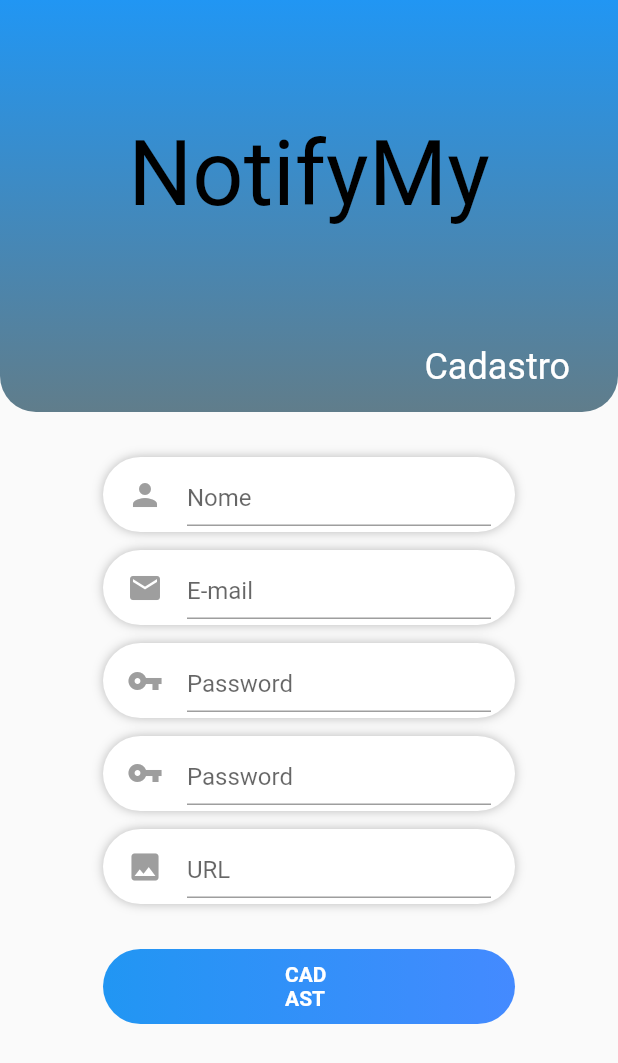
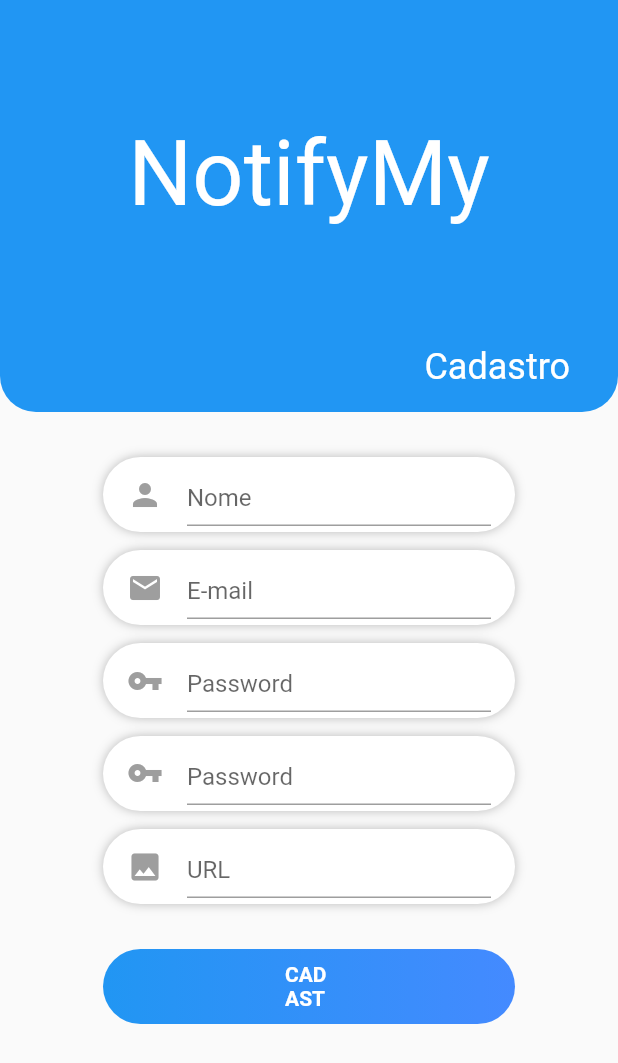
Before and after one commit to BrunoPeron/notifyMe, a Flutter app: the screen it shows after launch, after a tap on "CADASTRO", on a phone screen of 412 x 824 dp. Shown: the top 1063 px of the screen. Run offline on Flutter 3.47's test engine with Material 2 defaults, Android fonts, the phone set to English and light mode, and no system bars; our stand-ins replace sqflite; missing offline and left inert: flutter_search_bar; accounts and stored records are empty.

Commit message:
cadastro de usuario

```diff
--- a/lib/cadastro.dart
+++ b/lib/cadastro.dart
@@ -28,13 +28,7 @@ class _CadastroState extends State<Cadastro> {
               width: MediaQuery.of(context).size.width,
               height: MediaQuery.of(context).size.height / 3,
               decoration: BoxDecoration(
-                gradient: LinearGradient(
-                    begin: Alignment.topCenter,
-                    end: Alignment.bottomCenter,
-                    colors: [
-                      Colors.blue,
-                      Colors.blueGrey,
-                    ]),
+                color: Colors.blue,
                 borderRadius: BorderRadius.only(
                   bottomLeft: Radius.circular(24),
                   bottomRight: Radius.circular(24),
@@ -48,7 +42,7 @@ class _CadastroState extends State<Cadastro> {
                     alignment: Alignment.center,
                     child: Text(
                       "NotifyMy",
-                      style: TextStyle(color: Colors.black, fontSize: 60),
+                      style: TextStyle(color: Colors.white, fontSize: 60),
                     ),
                   ),
                   Spacer(),
--- a/lib/login.dart
+++ b/lib/login.dart
@@ -3,6 +3,8 @@ import 'package:flutter/material.dart';
 import 'package:flutter/services.dart';
 import 'package:projeto_app/cabecalho.dart';
 import 'package:projeto_app/cadastro.dart';
+
+import 'cabecalho_cat.dart';
 
 class LoginPage extends StatefulWidget {
   State<StatefulWidget> createState() {
@@ -29,13 +31,7 @@ class _LoginPageState extends State<LoginPage> {
               width: MediaQuery.of(context).size.width,
               height: MediaQuery.of(context).size.height / 3,
               decoration: BoxDecoration(
-                gradient: LinearGradient(
-                    begin: Alignment.topCenter,
-                    end: Alignment.bottomCenter,
-                    colors: [
-                      Colors.blue,
-                      Colors.blueGrey,
-                    ]),
+                color: Colors.blue,
                 borderRadius: BorderRadius.only(
                   bottomLeft: Radius.circular(24),
                   bottomRight: Radius.circular(24),
@@ -49,7 +45,7 @@ class _LoginPageState extends State<LoginPage> {
                     alignment: Alignment.center,
                     child: Text(
                       "NotifyMy",
-                      style: TextStyle(color: Colors.black, fontSize: 60),
+                      style: TextStyle(color: Colors.white, fontSize: 60),
                     ),
                   ),
                   Spacer(),
@@ -149,12 +145,7 @@ class _LoginPageState extends State<LoginPage> {
                     width: MediaQuery.of(context).size.width / 1.5,
                     height: 50,
                     decoration: BoxDecoration(
-                        gradient: LinearGradient(
-                          colors: [
-                            Colors.blue,
-                            Colors.blueAccent,
-                          ],
-                        ),
+                        color: Colors.blue,
                         borderRadius: BorderRadius.all(Radius.circular(50))),
                     child: Center(
                       child: IconButton(
@@ -172,7 +163,7 @@ class _LoginPageState extends State<LoginPage> {
                           Navigator.push(
                             context,
                             MaterialPageRoute(
-                                builder: (context) => Cabecalho()),
+                                builder: (context) => CabecalhoCat()),
                           );
                           // } else {
                           //   void _exibirDialogo() {
```
Also changed, not shown: lib/cabecalho_cat.dart (added, +149 -0 lines), lib/custom_drawer.dart (+19 -1 lines), pubspec.lock.
